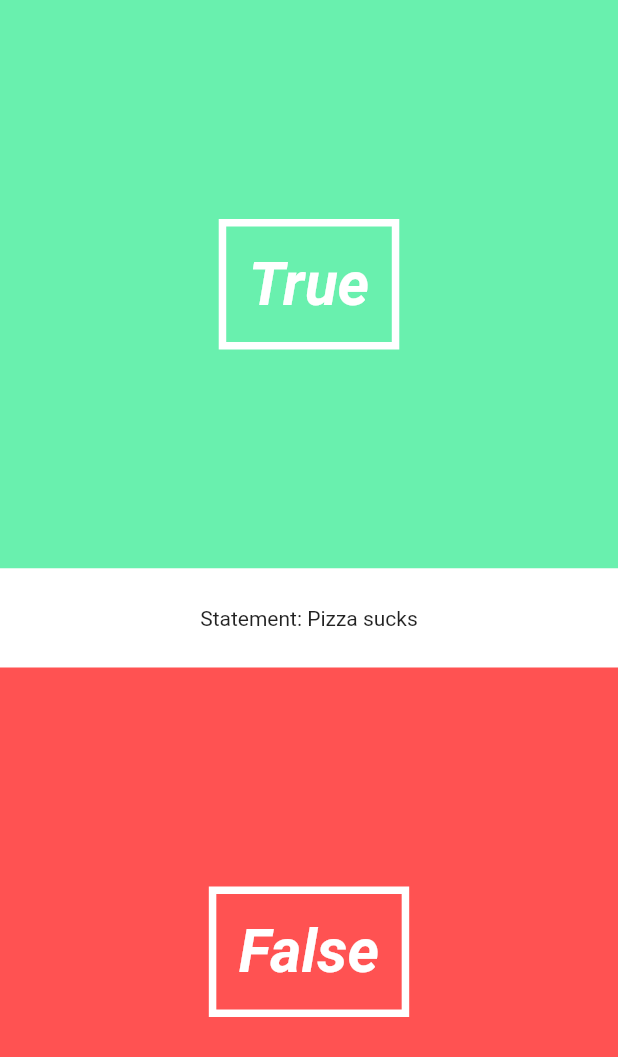
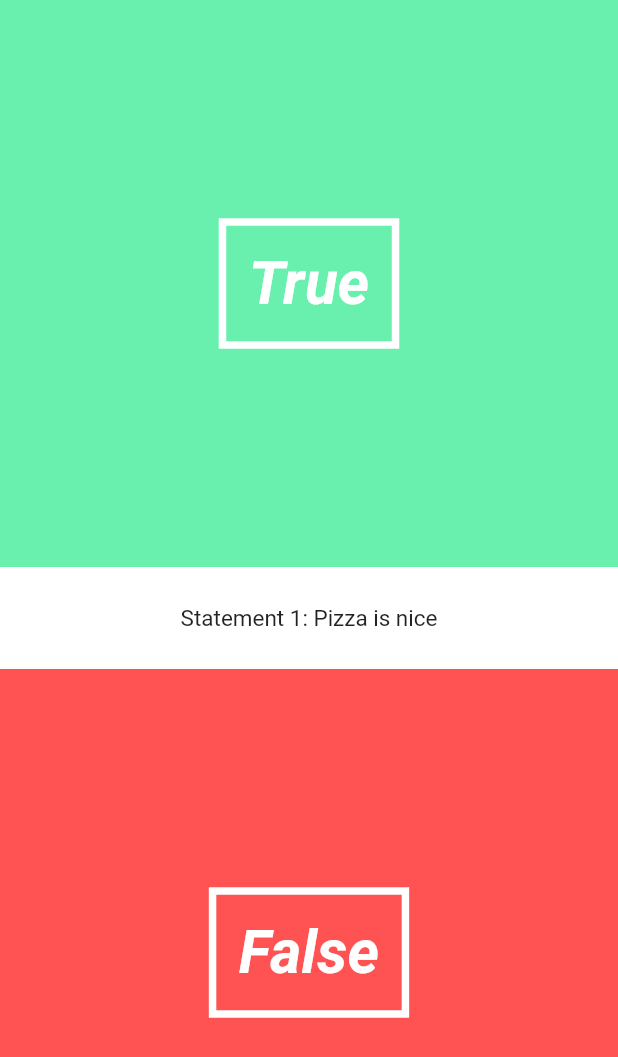
Before and after one commit to Cyan101/flutter-app, a Flutter app: the screen it shows after launch, on a phone screen of 412 x 824 dp. Shown: the top 1057 px of the screen. Run offline on Flutter 3.47's test engine with Material 2 defaults, Android fonts, the phone set to English and light mode, and no system bars.

Commit message:
Added animation to question text

```diff
--- a/lib/pages/quiz_page.dart
+++ b/lib/pages/quiz_page.dart
@@ -19,7 +19,7 @@ class QuizPageState extends State<QuizPage> {
         new Column(
           children: <Widget>[
             new AnswerButton(true, () => print("User input True")),
-            new QuestionText(),
+            new QuestionText("Pizza is nice", 1),
             new AnswerButton(false, () => print("User input False")),
           ],
         ),
--- a/lib/ui/question_text.dart
+++ b/lib/ui/question_text.dart
@@ -1,12 +1,32 @@
 import 'package:flutter/material.dart';
 
 class QuestionText extends StatefulWidget {
+
+  final String _question;
+  final int _questionNumber;
+
+  QuestionText(this._question, this._questionNumber);
+
   @override
   State createState() => new QuestionTextState();
 
 }
 
-class QuestionTextState extends State<QuestionText> {
+class QuestionTextState extends State<QuestionText> with SingleTickerProviderStateMixin {
+
+  Animation<double> _fontSizeAnimation;
+  AnimationController _fontSizeAnimationController;
+
+  @override
+  void initState() {
+    super.initState();
+    _fontSizeAnimationController = new AnimationController(duration: new Duration(milliseconds: 500), vsync: this);
+    _fontSizeAnimation = new CurvedAnimation(parent: _fontSizeAnimationController, curve: Curves.linear);
+    _fontSizeAnimation.addListener(() => this.setState((){}));
+    _fontSizeAnimationController.forward();
+  }
+
+
   @override
   Widget build(BuildContext context) {
     return new Material(
@@ -14,7 +34,9 @@ class QuestionTextState extends State<QuestionText> {
       child: new Padding(
         padding: new EdgeInsets.symmetric(vertical: 25.0),
         child: new Center(
-          child: new Text("Statement: Pizza sucks"),
+          child: new Text("Statement " + widget._questionNumber.toString() + ": " + widget._question,
+          style: new TextStyle(fontSize: _fontSizeAnimation.value * 15),
+          ),
         )
       ),
     );
```
